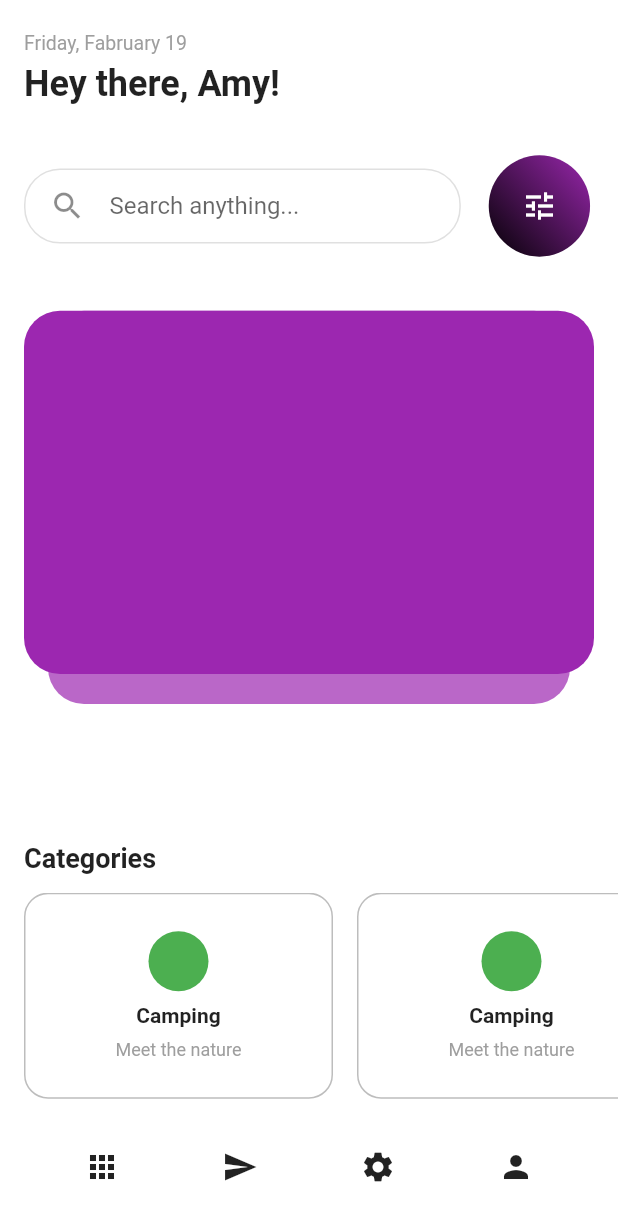
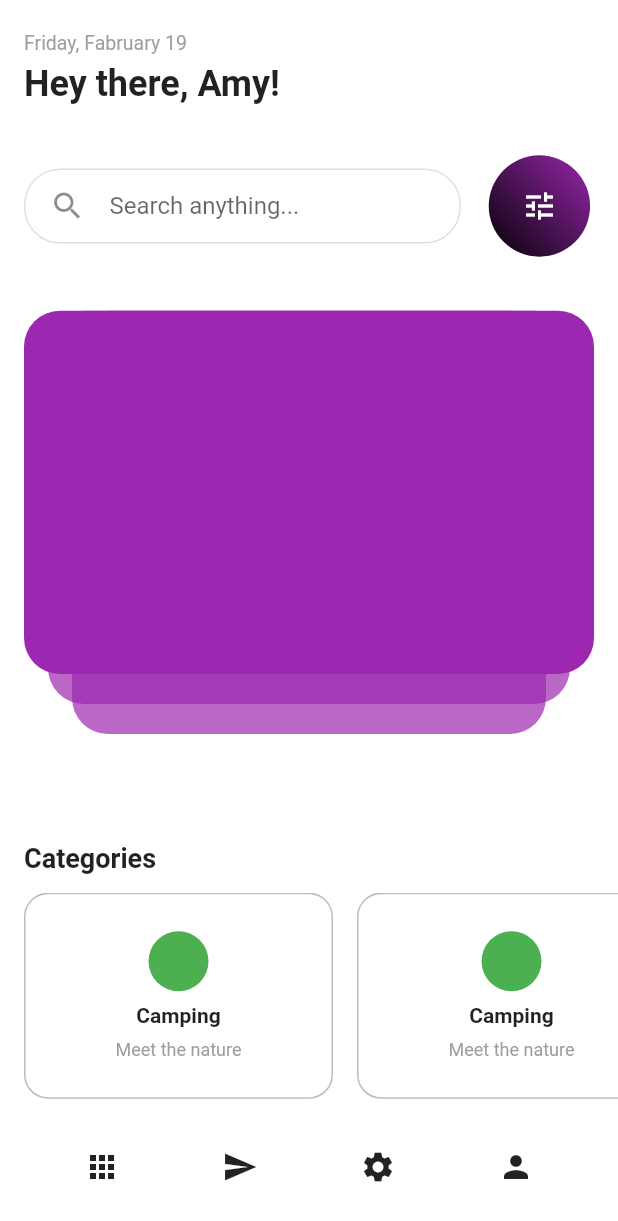
Before and after one commit to JAICHANGPARK/flutter_notebook_11th_story, a Flutter app: the screen it shows after launch, on a phone screen of 412 x 824 dp. Shown: the top 1221 px of the screen. Run offline on Flutter 3.47's test engine with Material 2 defaults, Android fonts, the phone set to English and light mode, and no system bars; our stand-ins replace backdrop, badges, flutter_inner_drawer, flutter_slidable, flutter_swiper, google_fonts.

Commit message:
Update experience_home_page.dart

```diff
--- a/lib/ep718_experience_app/experience_home_page.dart
+++ b/lib/ep718_experience_app/experience_home_page.dart
@@ -97,6 +97,15 @@ class _ExperienceHomePageState extends State<ExperienceHomePage> {
                           child: Container(
                             decoration: BoxDecoration(color: Colors.purple.withOpacity(0.7),
                                 borderRadius: BorderRadius.circular(24)),
+                          )),
+                      Positioned(
+                          left: 32,
+                          right: 32,
+                          top: 8,
+                          bottom: 44,
+                          child: Container(
+                            decoration: BoxDecoration(color: Colors.purple.withOpacity(0.7),
+                                borderRadius: BorderRadius.circular(24)),
                           ))
                     ],
                   ),
```
